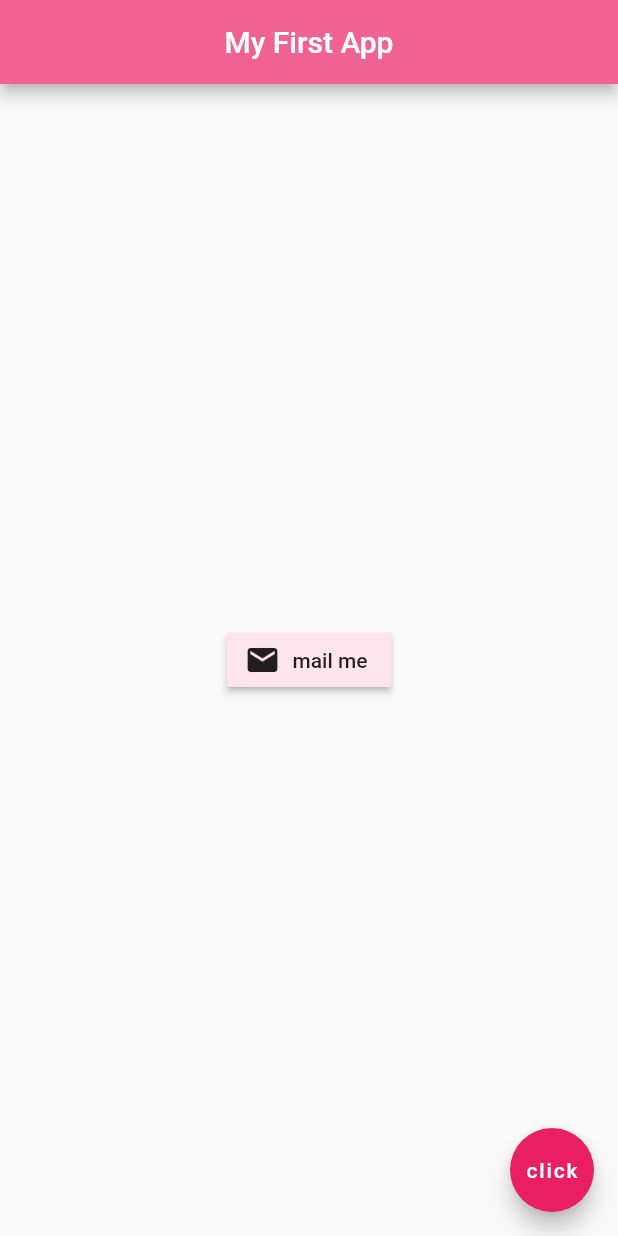
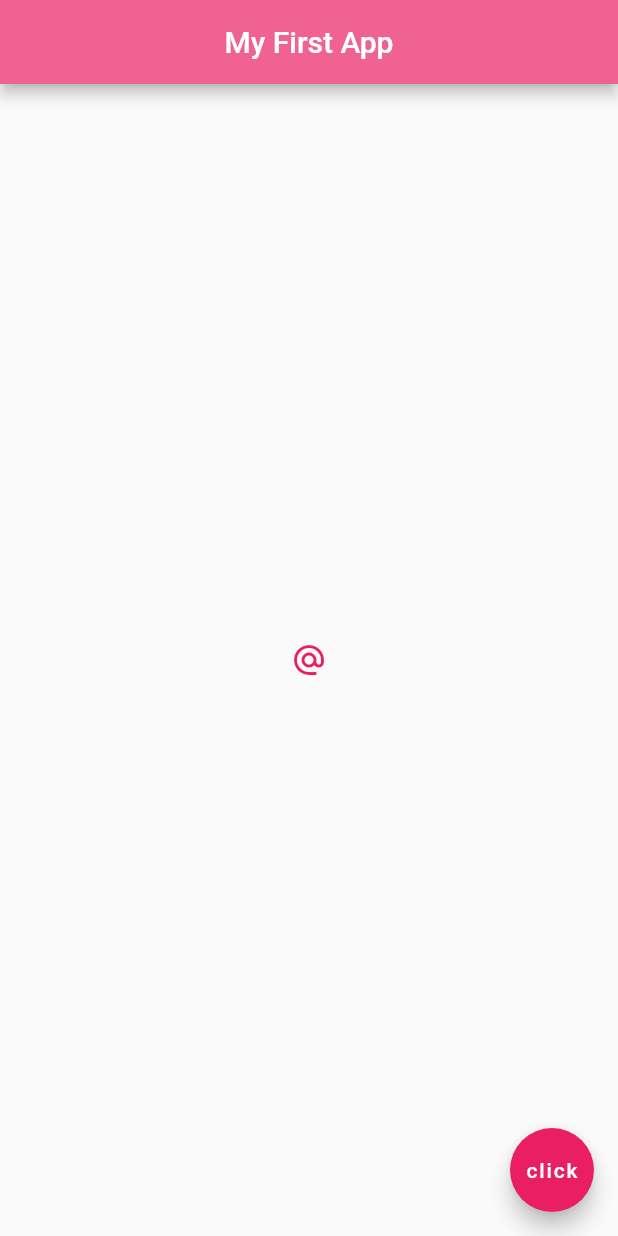
Before and after one commit to mukimahrizky/myfirstapp_flutter, a Flutter app: the screen it shows after launch, on a phone screen of 412 x 824 dp. Run offline on Flutter 3.47's test engine with Material 2 defaults, Android fonts, the phone set to English and light mode, and no system bars.

Commit message:
IconButton

```diff
--- a/lib/main.dart
+++ b/lib/main.dart
@@ -18,13 +18,12 @@
         backgroundColor: Colors.pink[300],
       ),
       body: Center(
-        child: RaisedButton.icon(
-          onPressed: () {},
-          icon: Icon(
-            Icons.mail
-          ),
-          label: Text('mail me'),
-          color: Colors.pink[50],
+        child: IconButton(
+          onPressed: () {
+            print('you clicked me');
+          },
+          icon: Icon(Icons.alternate_email),
+          color: Colors.pink,
         )
       ),
       floatingActionButton: FloatingActionButton(
```
